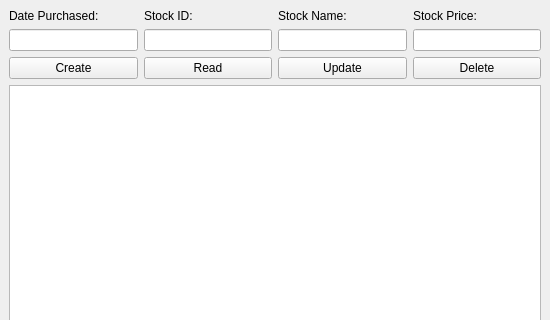
Above: ui/SQLwindow.ui from GabrielBarnard/CRUD-for-Financial-Data before the change; both pictures show x 0 to 550 and y 0 to 320 of the 550 by 550 pixel window. Below: the same form after it.
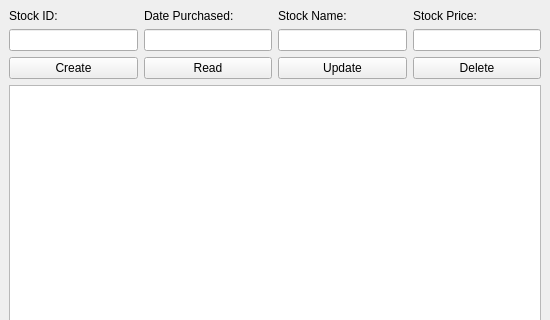
That is the form after the change.

Commit message: feat: Updated UI component variable names for CSVwindow and SQLwindow ui. fix: minor user input validation issues

```diff
--- a/ui/SQLwindow.ui
+++ b/ui/SQLwindow.ui
@@ -53,21 +53,21 @@
     <item row="0" column="0">
      <layout class="QHBoxLayout" name="horizontalLayout_2">
       <item>
-       <widget class="QLabel" name="label">
-        <property name="text">
-         <string>Date Purchased:</string>
-        </property>
-       </widget>
-      </item>
-      <item>
-       <widget class="QLabel" name="label_2">
+       <widget class="QLabel" name="idLabel">
         <property name="text">
          <string>Stock ID:</string>
         </property>
        </widget>
       </item>
       <item>
-       <widget class="QLabel" name="label_3">
+       <widget class="QLabel" name="dateLabel">
+        <property name="text">
+         <string>Date Purchased:</string>
+        </property>
+       </widget>
+      </item>
+      <item>
+       <widget class="QLabel" name="nameLabel">
         <property name="text">
          <string>Stock Name:</string>
         </property>
```
Left out of the diff: 20 changed lines with no effect on the pictures. The commit also changes 5 other files.
